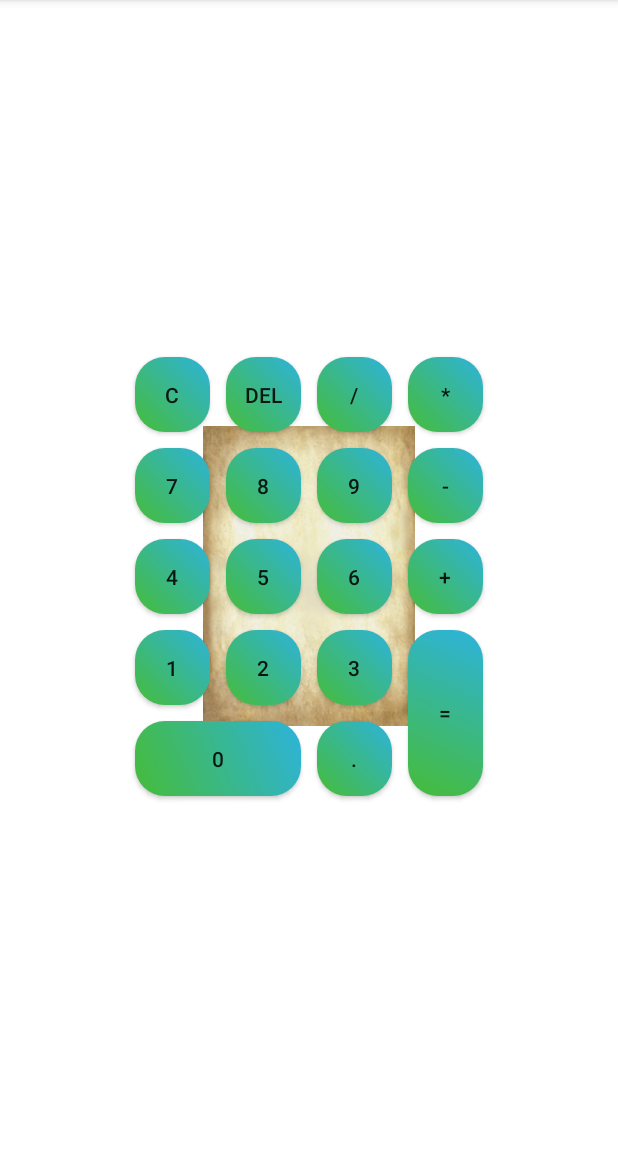
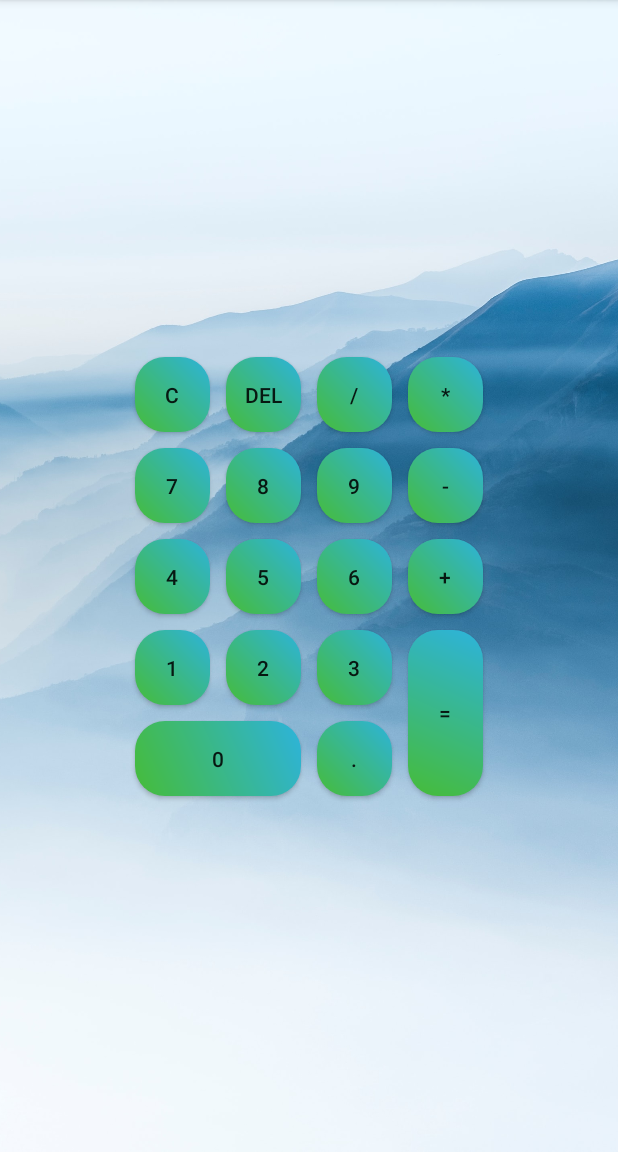
Before and after one commit to SlateBishop/AndroidCalculatorHW, an Android app: the screen it shows after launch (MainActivity), on a phone screen of 412 x 824 dp, the part 84-1236 px from its top. Run offline under Robolectric (Android 15) with nearby library versions, the phone set to English and light mode, and no system bars.

Commit message:
В общих чертах разобрался с картинкой на заднем фоне.
Вместо мучений с бэкграундом вспомнил, что у меня основной контейнер констрэйнт, добавил вьюху и отскалировал её, что бы занимала весь экран с обрезанием лишнего.
Изображение добавил только одно, т.к. не смог найти нормальных ресурсов с картинками под разную плотность экрана, но теоритически данную возможность знаю.

```diff
--- a/app/src/main/res/drawable/my_background.xml
+++ /dev/null
@@ -1,4 +0,0 @@
-<?xml version="1.0" encoding="utf-8"?>
-<bitmap xmlns:android="http://schemas.android.com/apk/res/android"
-    android:gravity="center"
-    android:src="@drawable/ic_scroll_1033117_1920" />
--- a/app/src/main/res/layout/activity_main.xml
+++ b/app/src/main/res/layout/activity_main.xml
@@ -1,11 +1,14 @@
 <?xml version="1.0" encoding="utf-8"?>
-<androidx.constraintlayout.widget.ConstraintLayout
-    xmlns:android="http://schemas.android.com/apk/res/android"
+<androidx.constraintlayout.widget.ConstraintLayout xmlns:android="http://schemas.android.com/apk/res/android"
     xmlns:app="http://schemas.android.com/apk/res-auto"
     android:layout_width="match_parent"
-    android:layout_height="match_parent"
-    android:background="@drawable/my_background"
-    >
+    android:layout_height="match_parent">
+
+    <androidx.appcompat.widget.AppCompatImageView
+        android:layout_width="match_parent"
+        android:layout_height="match_parent"
+        android:scaleType="centerCrop"
+        android:src="@drawable/background1" />
 
     <GridLayout
         android:id="@+id/grid_layout"
```
Also changed, not shown: app/src/main/res/drawable-hdpi/ic_scroll_1033117_1920.png (deleted), app/src/main/res/drawable-mdpi/ic_scroll_1033117_1920.png (deleted), app/src/main/res/drawable-xhdpi/ic_scroll_1033117_1920.png (deleted), app/src/main/res/drawable-xxhdpi/ic_scroll_1033117_1920.png (deleted), app/src/main/res/drawable-xxxhdpi/ic_scroll_1033117_1920.png (deleted), app/src/main/res/drawable/background1.jpg (added).
